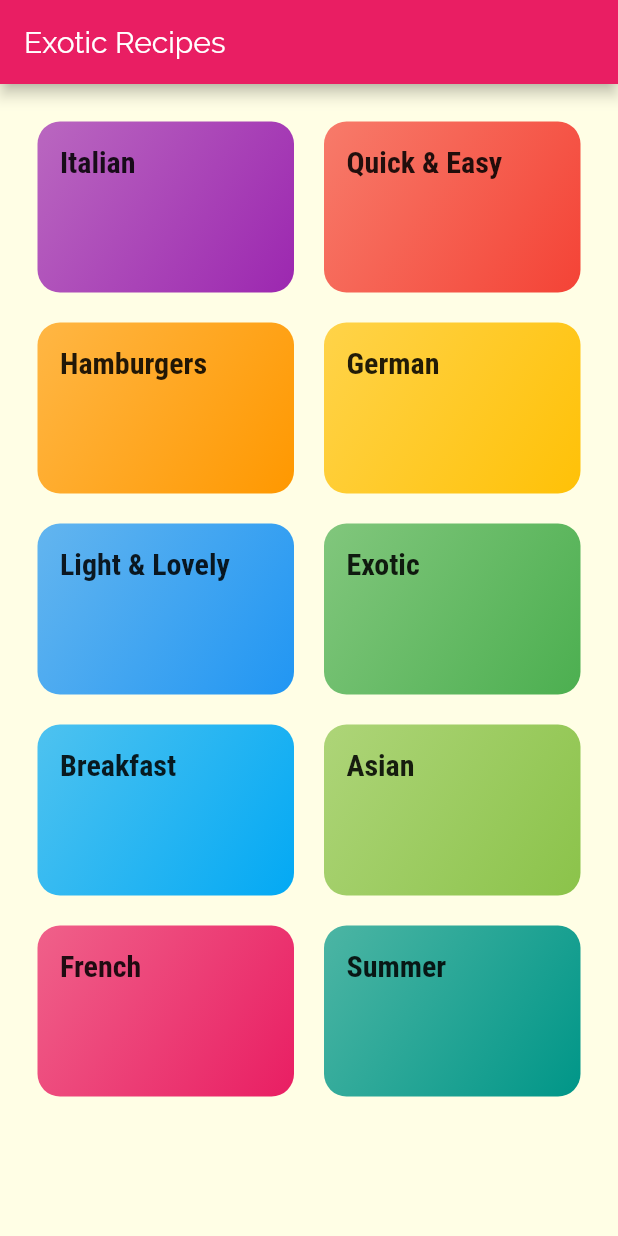
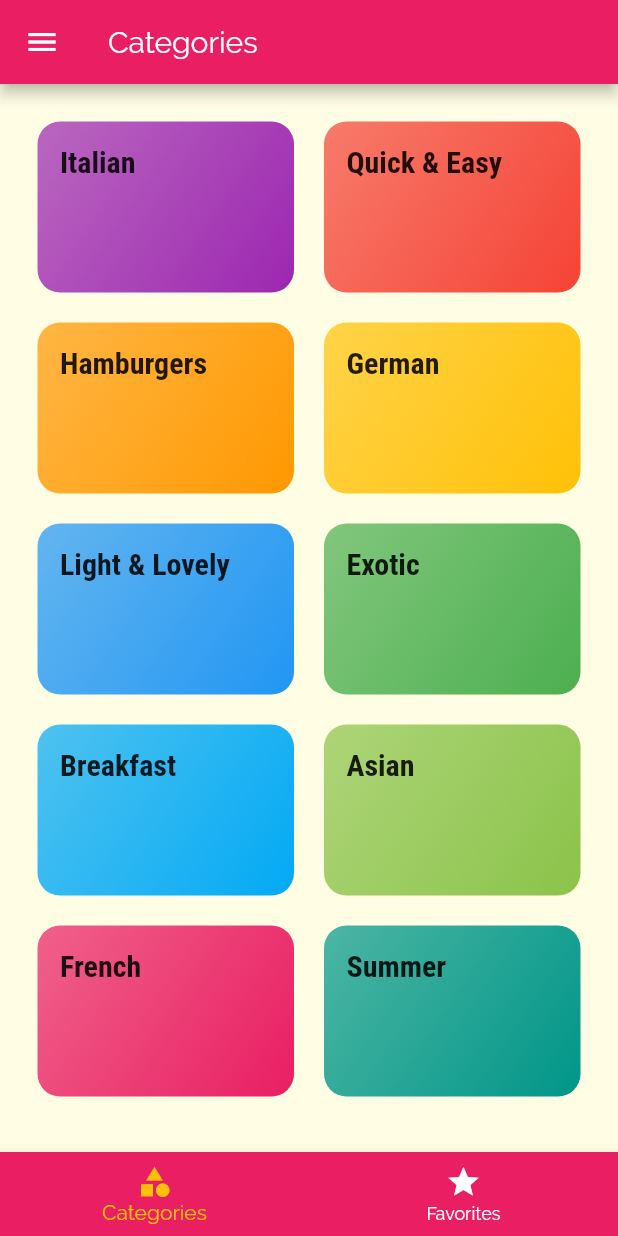
Before and after one commit to Aarya03/MealsApp, a Flutter app: the screen it shows after launch, on a phone screen of 412 x 824 dp. Run offline on Flutter 3.47's test engine with Material 2 defaults, Android fonts, the phone set to English and light mode, and no system bars.

Commit message:
Nearly Done

```diff
--- a/lib/main.dart
+++ b/lib/main.dart
@@ -1,12 +1,71 @@
 import 'package:flutter/material.dart';
 
+import './dummy_data.dart';
+import './screens/filters_screen.dart';
+import './screens/tabs_screen.dart';
 import './screens/meal_detail_screen.dart';
 import './screens/category_meals_screen.dart';
 import './screens/categories_screen.dart';
+import './models/meal.dart';
 
 void main() => runApp(MyApp());
 
-class MyApp extends StatelessWidget {
+class MyApp extends StatefulWidget {
+  @override
+  _MyAppState createState() => _MyAppState();
+}
+
+class _MyAppState extends State<MyApp> {
+  Map<String, bool> _filters = {
+    'gluten': false,
+    'lactose': false,
+    'vegan': false,
+    'vegetarian': false,
+  };
+
+  List<Meal> _availableMeals = DUMMY_MEALS;
+  List<Meal> _favoritedMeals = [];
+
+  void _setFilters(Map<String, bool> filterData) {
+    setState(() {
+      _filters = filterData;
+      _availableMeals = DUMMY_MEALS.where((meal) {
+        if (_filters['gluten'] == true && !meal.isGlutenFree) {
+          return false;
+        }
+        if (_filters['lactose'] == true && !meal.isLactoseFree) {
+          return false;
+        }
+        if (_filters['vegan'] == true && !meal.isVegan) {
+          return false;
+        }
+        if (_filters['vegetarian'] == true && !meal.isVegetarian) {
+          return false;
+        }
+        return true;
+      }).toList();
+    });
+  }
+
+  void _toggleFavorite(String mealId) {
+    final existingIndex =
+        _favoritedMeals.indexWhere((meal) => meal.id == mealId);
+    if (existingIndex >= 0) {
+      setState(() {
+        _favoritedMeals.removeAt(existingIndex);
+      });
+    } else {
+      setState(() {
+        _favoritedMeals
+            .add(DUMMY_MEALS.firstWhere((meal) => meal.id == mealId));
+      });
+    }
+  }
+
+  bool _isMealFavorite(String id) {
+    return _favoritedMeals.any((meal) => meal.id == id);
+  }
+
   @override
   Widget build(BuildContext context) {
     return MaterialApp(
@@ -32,9 +91,15 @@ class MyApp extends StatelessWidget {
       ),
       // home: CategoriesScreen(),
       routes: {
-        '/': (ctx) => CategoriesScreen(),
-        CategoryMealsScreen.routeName: (ctx) => CategoryMealsScreen(),
-        MealDetailscreen.routeName: (ctx) => MealDetailscreen(),
+        '/': (ctx) => TabsScreen(_favoritedMeals),
+        CategoryMealsScreen.routeName: (ctx) =>
+            CategoryMealsScreen(_availableMeals),
+        MealDetailscreen.routeName: (ctx) =>
+            MealDetailscreen(_toggleFavorite, _isMealFavorite),
+        FiltersScreen.routeName: (ctx) => FiltersScreen(_filters, _setFilters),
+      },
+      onUnknownRoute: (settings) {
+        return MaterialPageRoute(builder: (ctx) => CategoriesScreen());
       },
     );
   }
--- a/lib/screens/categories_screen.dart
+++ b/lib/screens/categories_screen.dart
@@ -6,11 +6,7 @@ import '../widgets/category_item.dart';
 class CategoriesScreen extends StatelessWidget {
   @override
   Widget build(BuildContext context) {
-    return Scaffold(
-      appBar: AppBar(
-        title: const Text('Exotic Recipes'),
-      ),
-      body: GridView(
+    return GridView(
       padding: EdgeInsets.all(25),
       children: DUMMY_CATEGORIES
           .map(
@@ -27,7 +23,6 @@ class CategoriesScreen extends StatelessWidget {
         crossAxisSpacing: 20,
         mainAxisSpacing: 20,
       ),
-      ),
     );
   }
 }
--- /dev/null
+++ b/lib/screens/tabs_screen.dart
@@ -0,0 +1,68 @@
+import 'package:flutter/material.dart';
+
+import '../models/meal.dart';
+import '../widgets/main_drawer.dart';
+import '../screens/favorites_screen.dart';
+import '../screens/categories_screen.dart';
+
+class TabsScreen extends StatefulWidget {
+  final List<Meal> favoritedMeals;
+  TabsScreen(this.favoritedMeals);
+  @override
+  _TabsScreenState createState() => _TabsScreenState();
+}
+
+class _TabsScreenState extends State<TabsScreen> {
+  List<Widget> _pages = [];
+  final List<String> _titles = [
+    'Categories',
+    'Favorites',
+  ];
+
+  @override
+  void initState() {
+    _pages = [
+      CategoriesScreen(),
+      FavotitesScreen(widget.favoritedMeals),
+    ];
+    super.initState();
+  }
+
+  int _selectedPageIndex = 0;
+  void _selectPage(int index) {
+    setState(() {
+      _selectedPageIndex = index;
+    });
+  }
+
+  @override
+  Widget build(BuildContext context) {
+    return Scaffold(
+      appBar: AppBar(
+        title: Text(_titles[_selectedPageIndex]),
+      ),
+      drawer: MainDrawer(),
+      body: _pages[_selectedPageIndex],
+      bottomNavigationBar: BottomNavigationBar(
+        onTap: _selectPage,
+        backgroundColor: Theme.of(context).primaryColor,
+        unselectedItemColor: Colors.white,
+        selectedItemColor: Theme.of(context).accentColor,
+        currentIndex: _selectedPageIndex,
+        // type: BottomNavigationBarType.shifting,
+        items: [
+          BottomNavigationBarItem(
+            backgroundColor: Theme.of(context).primaryColor,
+            icon: Icon(Icons.category),
+            label: 'Categories',
+          ),
+          BottomNavigationBarItem(
+            backgroundColor: Theme.of(context).primaryColor,
+            icon: Icon(Icons.star),
+            label: 'Favorites',
+          ),
+        ],
+      ),
+    );
+  }
+}
--- a/lib/widgets/meal_item.dart
+++ b/lib/widgets/meal_item.dart
@@ -10,7 +10,6 @@ class MealItem extends StatelessWidget {
   final int duration;
   final Complexity complexity;
   final Affordability affordability;
-
   String get complexityText {
     switch (complexity) {
       case Complexity.Simple:
```
Also changed, not shown: lib/screens/category_meals_screen.dart (+36 -19 lines), lib/screens/favorites_screen.dart (added, +32 -0 lines), lib/screens/filters_screen.dart (added, +138 -0 lines), lib/screens/meal_detail_screen.dart (+90 -4 lines), lib/widgets/main_drawer.dart (added, +66 -0 lines). Lines whose indentation alone changed are shown as unchanged.
